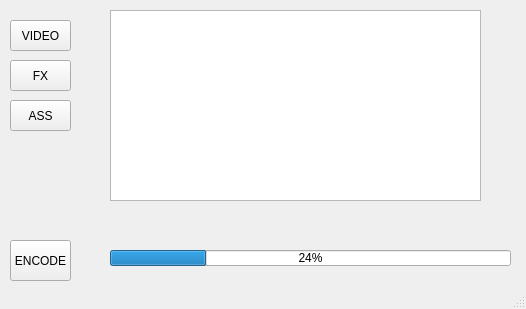
First picture: the form in branches/QT/gui.ui, repository jerobarraco/kafx, before the edit.
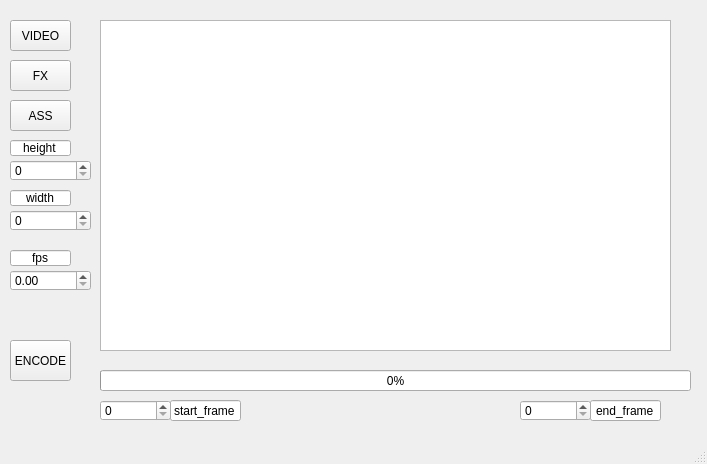
Second picture: the form after the edit. Custom widgets are drawn as their Qt base class.

Commit message: agregados campos para que los coders jueguen :D

The edit to the form file:
```diff
--- a/branches/QT/gui.ui
+++ b/branches/QT/gui.ui
@@ -6,8 +6,8 @@
    <rect>
     <x>0</x>
     <y>0</y>
-    <width>526</width>
-    <height>309</height>
+    <width>707</width>
+    <height>464</height>
    </rect>
   </property>
   <property name="windowTitle">
@@ -53,21 +53,11 @@
      <string>ASS</string>
     </property>
    </widget>
-   <widget class="Phonon::SeekSlider" name="seekSlider">
-    <property name="geometry">
-     <rect>
-      <x>100</x>
-      <y>220</y>
-      <width>381</width>
-      <height>21</height>
-     </rect>
-    </property>
-   </widget>
    <widget class="QPushButton" name="pushButton_4">
     <property name="geometry">
      <rect>
       <x>10</x>
-      <y>240</y>
+      <y>340</y>
       <width>61</width>
       <height>41</height>
      </rect>
@@ -76,39 +66,205 @@
      <string>ENCODE</string>
     </property>
    </widget>
-   <widget class="QGraphicsView" name="graphicsView">
-    <property name="geometry">
-     <rect>
-      <x>110</x>
-      <y>10</y>
-      <width>371</width>
-      <height>191</height>
-     </rect>
-    </property>
-   </widget>
    <widget class="QProgressBar" name="progressBar">
     <property name="geometry">
      <rect>
-      <x>110</x>
-      <y>250</y>
-      <width>401</width>
-      <height>16</height>
+      <x>100</x>
+      <y>370</y>
+      <width>591</width>
+      <height>21</height>
      </rect>
     </property>
     <property name="value">
-     <number>24</number>
+     <number>0</number>
+    </property>
+   </widget>
+   <widget class="QSpinBox" name="height">
+    <property name="geometry">
+     <rect>
+      <x>10</x>
+      <y>160</y>
+      <width>81</width>
+      <height>21</height>
+     </rect>
+    </property>
+   </widget>
+   <widget class="QSpinBox" name="width">
+    <property name="geometry">
+     <rect>
+      <x>10</x>
+      <y>210</y>
+      <width>81</width>
+      <height>21</height>
+     </rect>
+    </property>
+   </widget>
+   <widget class="QDoubleSpinBox" name="fps">
+    <property name="geometry">
+     <rect>
+      <x>10</x>
+      <y>270</y>
+      <width>81</width>
+      <height>21</height>
+     </rect>
+    </property>
+   </widget>
+   <widget class="QSpinBox" name="start_frame">
+    <property name="geometry">
+     <rect>
+      <x>100</x>
+      <y>400</y>
+      <width>71</width>
+      <height>21</height>
+     </rect>
+    </property>
+   </widget>
+   <widget class="QSpinBox" name="end_frame">
+    <property name="geometry">
+     <rect>
+      <x>520</x>
+      <y>400</y>
+      <width>71</width>
+      <height>21</height>
+     </rect>
+    </property>
+   </widget>
+   <widget class="QLineEdit" name="lineEdit">
+    <property name="geometry">
+     <rect>
+      <x>10</x>
+      <y>140</y>
+      <width>61</width>
+      <height>16</height>
+     </rect>
+    </property>
+    <property name="font">
+     <font>
+      <pointsize>9</pointsize>
+     </font>
+    </property>
+    <property name="focusPolicy">
+     <enum>Qt::StrongFocus</enum>
+    </property>
+    <property name="text">
+     <string>height</string>
+    </property>
+    <property name="alignment">
+     <set>Qt::AlignCenter</set>
+    </property>
+    <property name="readOnly">
+     <bool>true</bool>
+    </property>
+   </widget>
+   <widget class="QLineEdit" name="lineEdit_2">
+    <property name="geometry">
+     <rect>
+      <x>10</x>
+      <y>190</y>
+      <width>61</width>
+      <height>16</height>
+     </rect>
+    </property>
+    <property name="font">
+     <font>
+      <pointsize>9</pointsize>
+     </font>
+    </property>
+    <property name="text">
+     <string>width</string>
+    </property>
+    <property name="alignment">
+     <set>Qt::AlignCenter</set>
+    </property>
+    <property name="readOnly">
+     <bool>true</bool>
+    </property>
+   </widget>
+   <widget class="QLineEdit" name="lineEdit_3">
+    <property name="geometry">
+     <rect>
+      <x>10</x>
+      <y>250</y>
+      <width>61</width>
+      <height>16</height>
+     </rect>
+    </property>
+    <property name="font">
+     <font>
+      <pointsize>9</pointsize>
+     </font>
+    </property>
+    <property name="text">
+     <string>fps</string>
+    </property>
+    <property name="alignment">
+     <set>Qt::AlignCenter</set>
+    </property>
+    <property name="readOnly">
+     <bool>true</bool>
+    </property>
+   </widget>
+   <widget class="QLineEdit" name="lineEdit_4">
+    <property name="geometry">
+     <rect>
+      <x>170</x>
+      <y>400</y>
+      <width>71</width>
+      <height>21</height>
+     </rect>
+    </property>
+    <property name="font">
+     <font>
+      <pointsize>9</pointsize>
+     </font>
+    </property>
+    <property name="text">
+     <string>start_frame</string>
+    </property>
+    <property name="alignment">
+     <set>Qt::AlignCenter</set>
+    </property>
+    <property name="readOnly">
+     <bool>true</bool>
+    </property>
+   </widget>
+   <widget class="QLineEdit" name="lineEdit_5">
+    <property name="geometry">
+     <rect>
+      <x>590</x>
+      <y>400</y>
+      <width>71</width>
+      <height>21</height>
+     </rect>
+    </property>
+    <property name="font">
+     <font>
+      <pointsize>9</pointsize>
+     </font>
+    </property>
+    <property name="text">
+     <string>end_frame</string>
+    </property>
+    <property name="alignment">
+     <set>Qt::AlignCenter</set>
+    </property>
+    <property name="readOnly">
+     <bool>true</bool>
+    </property>
+   </widget>
+   <widget class="QGraphicsView" name="graphicsView">
+    <property name="geometry">
+     <rect>
+      <x>100</x>
+      <y>20</y>
+      <width>571</width>
+      <height>331</height>
+     </rect>
     </property>
    </widget>
   </widget>
   <widget class="QStatusBar" name="statusbar"/>
  </widget>
- <customwidgets>
-  <customwidget>
-   <class>Phonon::SeekSlider</class>
-   <extends>QWidget</extends>
-   <header location="global">phonon/seekslider.h</header>
-  </customwidget>
- </customwidgets>
  <resources/>
  <connections/>
 </ui>
```
Left out of the diff: 10 changed lines with no effect on the pictures.
